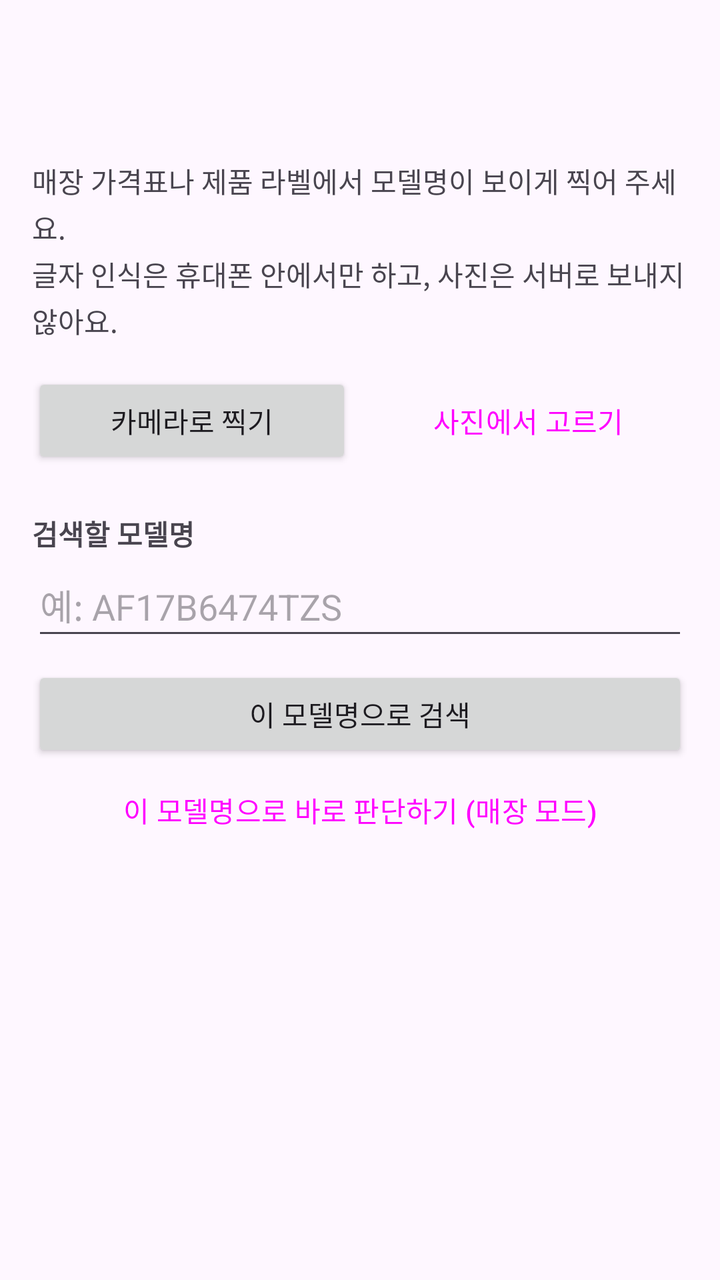
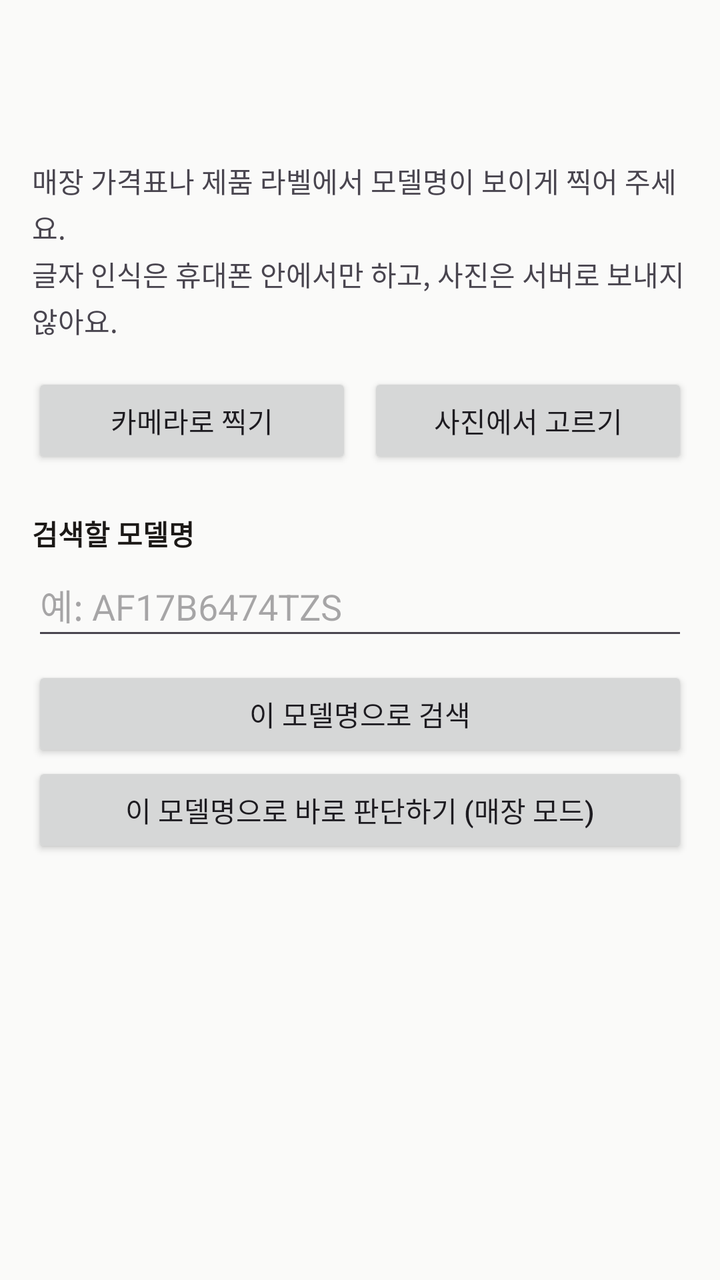

Screens rendered from an Android XML layout before and after an edit, with the pre-edit source and the edit as a unified diff.
<!-- AndroidManifest.xml: application theme Theme.GajeonTiming -->
<!-- res/layout/activity_scan.xml -->
<?xml version="1.0" encoding="utf-8"?>
<LinearLayout xmlns:android="http://schemas.android.com/apk/res/android"
    android:layout_width="match_parent"
    android:layout_height="match_parent"
    android:fitsSystemWindows="true"
    android:orientation="vertical">

    <com.google.android.material.appbar.MaterialToolbar
        android:id="@+id/toolbar"
        android:layout_width="match_parent"
        android:layout_height="?attr/actionBarSize" />

    <androidx.core.widget.NestedScrollView
        android:layout_width="match_parent"
        android:layout_height="0dp"
        android:layout_weight="1">

        <LinearLayout
            android:layout_width="match_parent"
            android:layout_height="wrap_content"
            android:orientation="vertical"
            android:padding="16dp">

            <TextView
                android:id="@+id/scan_guide"
                android:layout_width="match_parent"
                android:layout_height="wrap_content"
                android:lineSpacingExtra="3dp"
                android:text="@string/scan_guide"
                android:textSize="14sp" />

            <ImageView
                android:id="@+id/scan_photo"
                android:layout_width="match_parent"
                android:layout_height="220dp"
                android:adjustViewBounds="true"
                android:contentDescription="@string/scan_photo_desc"
                android:scaleType="fitCenter"
                android:visibility="gone" />

            <LinearLayout
                android:layout_width="match_parent"
                android:layout_height="wrap_content"
                android:layout_marginTop="16dp"
                android:orientation="horizontal">

                <Button
                    android:id="@+id/scan_camera"
                    android:layout_width="0dp"
                    android:layout_height="wrap_content"
                    android:layout_marginEnd="8dp"
                    android:layout_weight="1"
                    android:text="@string/scan_camera" />

                <Button
                    android:id="@+id/scan_gallery"
                    style="@style/Widget.Material3.Button.OutlinedButton"
                    android:layout_width="0dp"
                    android:layout_height="wrap_content"
                    android:layout_weight="1"
                    android:text="@string/scan_gallery" />
            </LinearLayout>

            <ProgressBar
                android:id="@+id/scan_progress"
                android:layout_width="32dp"
                android:layout_height="32dp"
                android:layout_gravity="center"
                android:layout_marginTop="16dp"
                android:visibility="gone" />

            <TextView
                android:id="@+id/scan_state"
                android:layout_width="match_parent"
                android:layout_height="wrap_content"
                android:layout_marginTop="12dp"
                android:textSize="14sp"
                android:visibility="gone" />

            
            <LinearLayout
                android:id="@+id/scan_result"
                android:layout_width="match_parent"
                android:layout_height="wrap_content"
                android:orientation="vertical">

                <com.google.android.material.chip.ChipGroup
                    android:id="@+id/scan_candidates"
                    android:layout_width="match_parent"
                    android:layout_height="wrap_content"
                    android:layout_marginTop="8dp" />

                <TextView
                    style="@style/DetailLabel"
                    android:text="@string/scan_query_label" />

                <EditText
                    android:id="@+id/scan_query"
                    android:layout_width="match_parent"
                    android:layout_height="wrap_content"
                    android:autofillHints="@null"
                    android:hint="@string/scan_query_hint"
                    android:inputType="textCapCharacters"
                    android:minHeight="48dp" />

                <Button
                    android:id="@+id/scan_search"
                    android:layout_width="match_parent"
                    android:layout_height="wrap_content"
                    android:layout_marginTop="8dp"
                    android:text="@string/scan_search" />

                
                <Button
                    android:id="@+id/scan_store_mode"
                    style="@style/Widget.Material3.Button.OutlinedButton"
                    android:layout_width="match_parent"
                    android:layout_height="wrap_content"
                    android:text="@string/store_open_from_scan" />
            </LinearLayout>
        </LinearLayout>
    </androidx.core.widget.NestedScrollView>
</LinearLayout>
<!-- resources referenced by this layout -->
<resources>
  <string name="scan_camera">카메라로 찍기</string>
  <string name="scan_gallery">사진에서 고르기</string>
  <string name="scan_guide">매장 가격표나 제품 라벨에서 모델명이 보이게 찍어 주세요.\n글자 인식은 휴대폰 안에서만 하고, 사진은 서버로 보내지 않아요.</string>
  <string name="scan_photo_desc">찍은 가격표 사진</string>
  <string name="scan_query_hint">예: AF17B6474TZS</string>
  <string name="scan_query_label">검색할 모델명</string>
  <string name="scan_search">이 모델명으로 검색</string>
  <string name="store_open_from_scan">이 모델명으로 바로 판단하기 (매장 모드)</string>
  <style name="DetailLabel">
          <item name="android:layout_width">wrap_content</item>
          <item name="android:layout_height">wrap_content</item>
          <item name="android:layout_marginTop">14dp</item>
          <item name="android:textSize">14sp</item>
          <item name="android:textStyle">bold</item>
      </style>
  <style name="Theme.GajeonTiming" parent="Theme.Material3.DayNight.NoActionBar" />
</resources>

<!-- the commit's change to res/layout/activity_scan.xml (unified diff, before → after) -->
@@ -54,7 +54,7 @@
 
                 <Button
                     android:id="@+id/scan_gallery"
-                    style="@style/Widget.Material3.Button.OutlinedButton"
+                    style="@style/Widget.Gajeon.Button.Outlined"
                     android:layout_width="0dp"
                     android:layout_height="wrap_content"
                     android:layout_weight="1"
@@ -113,7 +113,7 @@
                 
                 <Button
                     android:id="@+id/scan_store_mode"
-                    style="@style/Widget.Material3.Button.OutlinedButton"
+                    style="@style/Widget.Gajeon.Button.Outlined"
                     android:layout_width="match_parent"
                     android:layout_height="wrap_content"
                     android:text="@string/store_open_from_scan" />
<!-- resource entries referenced after the edit -->
@@ -14,7 +14,56 @@
           <item name="android:layout_marginTop">14dp</item>
           <item name="android:textSize">14sp</item>
           <item name="android:textStyle">bold</item>
+          <item name="android:textColor">@color/ink</item>
       </style>
-  <style name="Theme.GajeonTiming" parent="Theme.Material3.DayNight.NoActionBar" />
+  <style name="Theme.GajeonTiming" parent="Theme.Material3.DayNight.NoActionBar">
+          
+          <item name="colorPrimary">@color/brand</item>
+          <item name="colorOnPrimary">@color/on_brand</item>
+          <item name="colorPrimaryContainer">@color/brand_container</item>
+          <item name="colorOnPrimaryContainer">@color/on_brand_container</item>
+          
+          <item name="colorSecondary">@color/brand</item>
+          <item name="colorOnSecondary">@color/on_brand</item>
+          <item name="colorSecondaryContainer">@color/brand_container</item>
+          <item name="colorOnSecondaryContainer">@color/on_brand_container</item>
+          <item name="colorTertiary">@color/verdict_good</item>
+          <item name="colorError">@color/verdict_wait</item>
+  
+          
+          <item name="android:colorBackground">@color/page</item>
+          <item name="colorSurface">@color/card</item>
+          <item name="colorOnSurface">@color/ink</item>
+          <item name="colorOnSurfaceVariant">@color/ink_2</item>
+          <item name="colorSurfaceVariant">@color/sunken</item>
+          <item name="colorSurfaceContainerLowest">@color/card</item>
+          <item name="colorSurfaceContainerLow">@color/card</item>
+          <item name="colorSurfaceContainer">@color/card</item>
+          <item name="colorSurfaceContainerHigh">@color/sunken</item>
+          <item name="colorSurfaceContainerHighest">@color/sunken</item>
+          <item name="colorOutline">@color/line_strong</item>
+          <item name="colorOutlineVariant">@color/line</item>
+  
+          
+          <item name="materialCardViewStyle">@style/Widget.Gajeon.Card</item>
+          <item name="materialButtonStyle">@style/Widget.Gajeon.Button</item>
+          <item name="materialButtonOutlinedStyle">@style/Widget.Gajeon.Button.Outlined</item>
+          <item name="chipStyle">@style/Widget.Gajeon.Chip</item>
+          <item name="toolbarStyle">@style/Widget.Gajeon.Toolbar</item>
+          <item name="android:windowBackground">@color/page</item>
+      </style>
+  <color name="ink">#1C1917</color>
+  <color name="brand">#C2410C</color>
+  <color name="on_brand">#FFFFFF</color>
+  <color name="brand_container">#FFF1E7</color>
+  <color name="on_brand_container">#7C2D12</color>
+  <color name="verdict_good">#1D4ED8</color>
+  <color name="verdict_wait">#B91C1C</color>
+  <color name="page">#FAFAF9</color>
+  <color name="card">#FFFFFF</color>
+  <color name="ink_2">#57534E</color>
+  <color name="sunken">#F3F2F0</color>
+  <color name="line_strong">#8C857F</color>
+  <color name="line">#E7E5E4</color>
 </resources>
 
